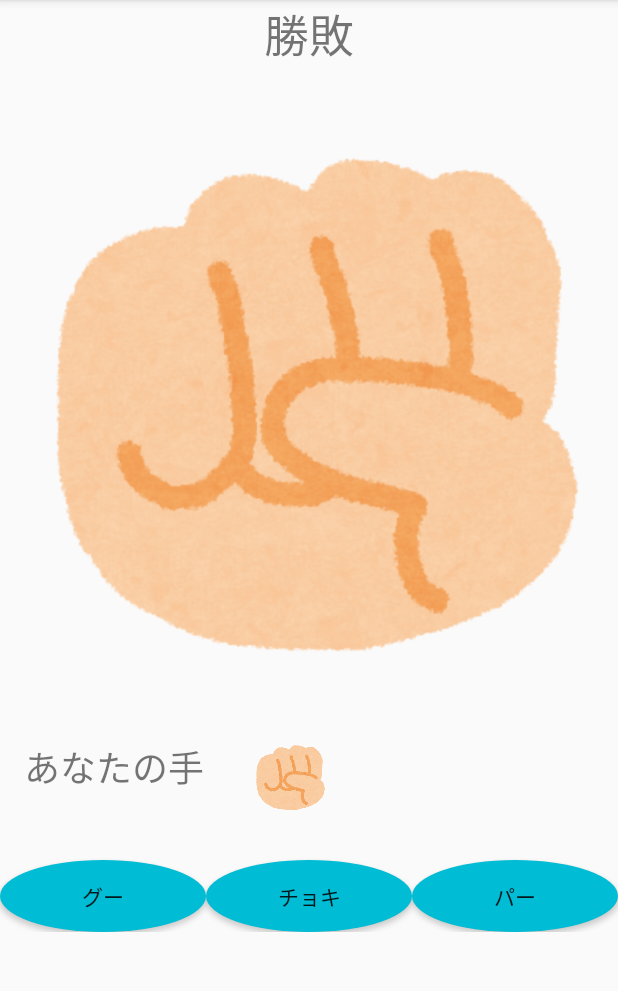
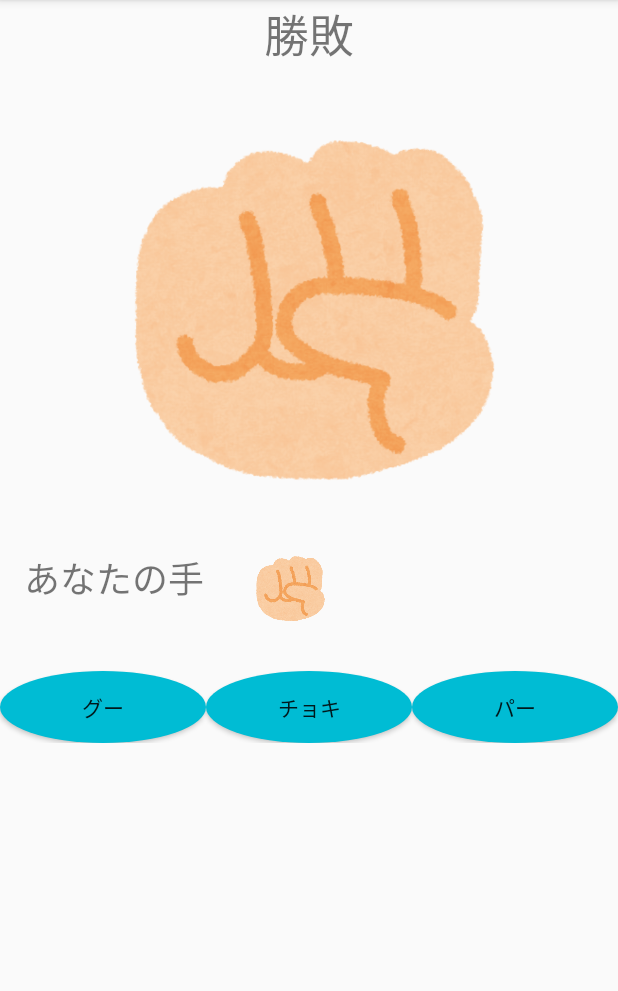
Before and after one commit to shinyama74/JyankenApp, an Android app: the screen it shows after launch (MainActivity), on a phone screen of 412 x 824 dp, the part 84-1075 px from its top. Run offline under Robolectric (Android 15) with nearby library versions, the phone set to English and light mode, and no system bars.

Commit message:
jyankenApp save3

```diff
--- a/app/src/main/res/layout/activity_main.xml
+++ b/app/src/main/res/layout/activity_main.xml
@@ -23,9 +23,9 @@
         <ImageView
             android:id="@+id/cpu"
             android:layout_width="wrap_content"
-            android:layout_height="wrap_content"
+            android:layout_height="262dp"
             android:layout_gravity="center"
-            android:layout_margin="16dp"
+            android:layout_margin="30dp"
             app:srcCompat="@drawable/goo" />
 
         <LinearLayout
@@ -33,6 +33,35 @@
             android:layout_width="match_parent"
             android:layout_height="wrap_content"
             android:orientation="horizontal">
+
+            <LinearLayout
+                android:id="@+id/Player"
+                android:layout_width="match_parent"
+                android:layout_height="match_parent"
+                android:layout_weight="0"
+                android:orientation="horizontal">
+
+                <TextView
+                    android:id="@+id/yourHand"
+                    android:layout_width="wrap_content"
+                    android:layout_height="match_parent"
+                    android:layout_marginStart="16dp"
+                    android:layout_weight="0"
+                    android:text="あなたの手"
+                    android:textSize="24sp" />
+
+                <ImageView
+                    android:id="@+id/myHand"
+                    android:layout_width="220dp"
+                    android:layout_height="50dp"
+                    android:layout_marginStart="32dp"
+                    android:layout_marginLeft="0dp"
+                    android:layout_marginEnd="16dp"
+                    android:layout_marginRight="0dp"
+                    android:layout_weight="1"
+                    android:scaleType="fitStart"
+                    app:srcCompat="@drawable/goo" />
+            </LinearLayout>
 
             <TextView
                 android:id="@+id/yourHand"
```
Also changed, not shown: app/src/main/java/com/example/jyankenapp/MainActivity.kt (+26 -26 lines).
